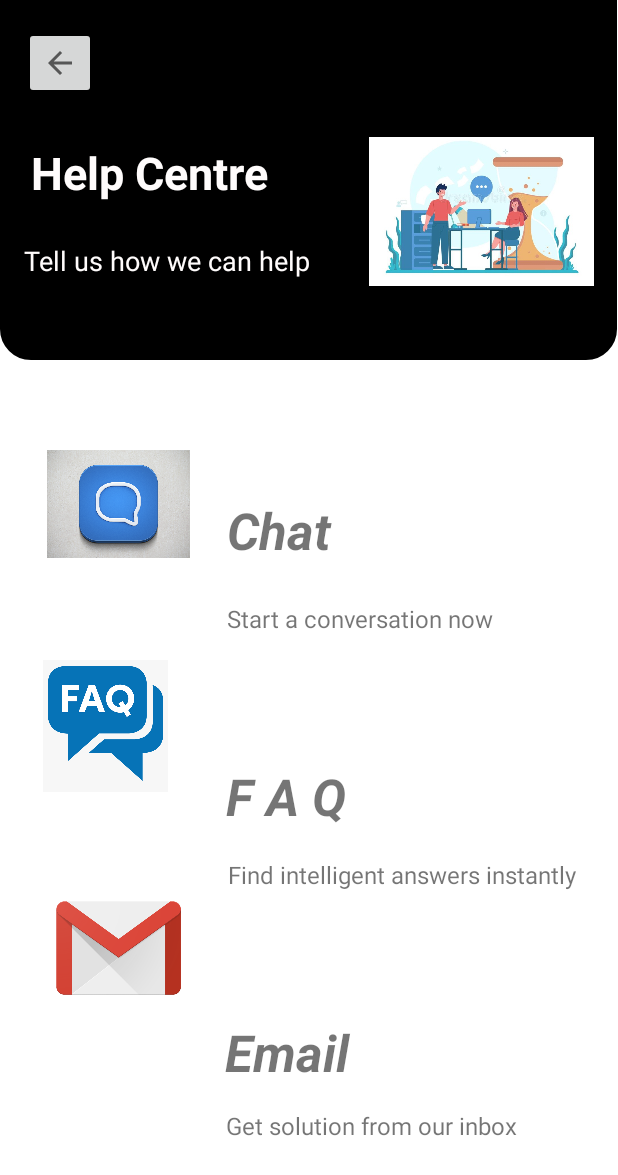
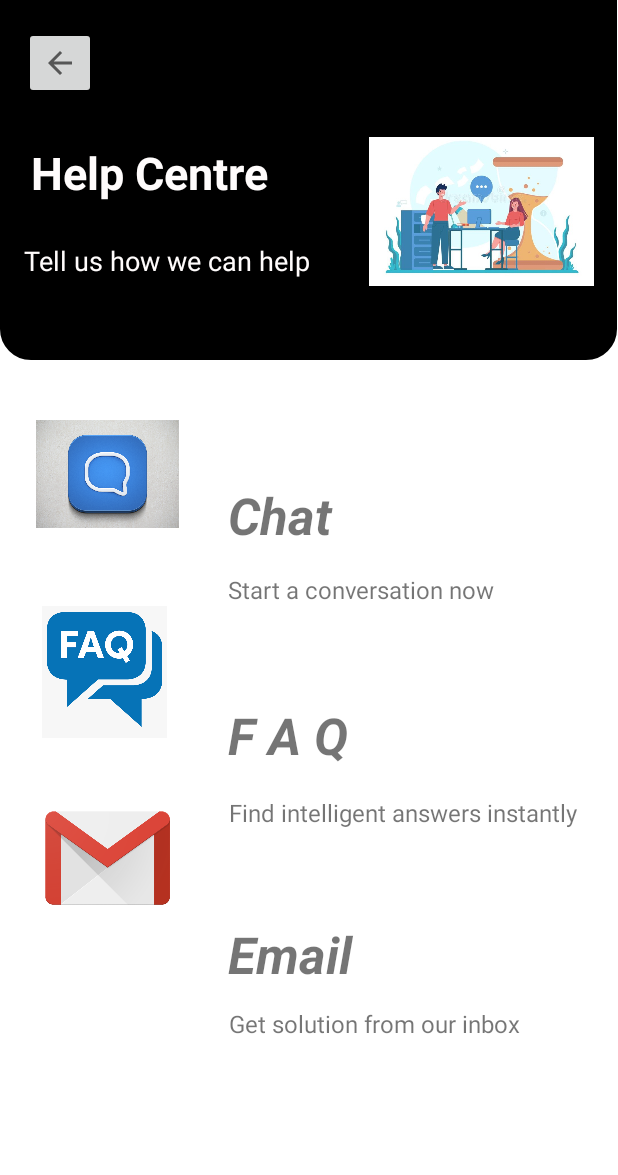
Before and after one commit to e-d-dyanfernando/PentaZen, an Android app: the layout activity_help.xml on its own in the app's theme, with its tools: preview values and no code run, on a phone screen of 412 x 824 dp. Shown: the top 1175 px of the screen. Run offline under Robolectric (Android 15) with nearby library versions, the phone set to English and light mode, and no system bars.

```diff
--- a/app/src/main/java/com/example/sign_master_v1/help.kt
+++ b/app/src/main/java/com/example/sign_master_v1/help.kt
@@ -9,7 +9,7 @@ import android.widget.ImageView
 class help : AppCompatActivity() {
     override fun onCreate(savedInstanceState: Bundle?) {
         super.onCreate(savedInstanceState)
-        setContentView(R.layout.activity_main)
+        setContentView(R.layout.activity_help)
 
         val chat_whatsapp = findViewById<ImageView>(R.id.chat_Img)
         val chat_faq = findViewById<ImageView>(R.id.faq_Img)
--- a/app/src/main/res/layout/activity_help.xml
+++ b/app/src/main/res/layout/activity_help.xml
@@ -90,43 +90,7 @@
         app:layout_constraintHorizontal_bias="0.512"
         app:layout_constraintStart_toStartOf="parent"
         app:layout_constraintTop_toTopOf="@+id/view_u"
-        app:layout_constraintVertical_bias="0.456" />
-
-    <ImageView
-        android:id="@+id/chat_Img"
-        android:layout_width="95dp"
-        android:layout_height="88dp"
-        android:layout_marginTop="292dp"
-        android:contentDescription="@string/chatimg"
-        app:layout_constraintEnd_toEndOf="parent"
-        app:layout_constraintHorizontal_bias="0.099"
-        app:layout_constraintStart_toStartOf="parent"
-        app:layout_constraintTop_toTopOf="parent"
-        app:srcCompat="@drawable/chat" />
-
-    <ImageView
-        android:id="@+id/faq_Img"
-        android:layout_width="95dp"
-        android:layout_height="88dp"
-        android:layout_marginTop="440dp"
-        android:contentDescription="@string/faqimg"
-        app:layout_constraintEnd_toEndOf="parent"
-        app:layout_constraintHorizontal_bias="0.072"
-        app:layout_constraintStart_toStartOf="parent"
-        app:layout_constraintTop_toTopOf="parent"
-        app:srcCompat="@drawable/faq" />
-
-    <ImageView
-        android:id="@+id/email_Img"
-        android:layout_width="95dp"
-        android:layout_height="88dp"
-        android:layout_marginTop="588dp"
-        android:contentDescription="@string/emailimg"
-        app:layout_constraintEnd_toEndOf="parent"
-        app:layout_constraintHorizontal_bias="0.098"
-        app:layout_constraintStart_toStartOf="parent"
-        app:layout_constraintTop_toTopOf="parent"
-        app:srcCompat="@drawable/email" />
+        app:layout_constraintVertical_bias="0.429" />
 
     <TextView
         android:id="@+id/text_chat"
@@ -137,10 +101,71 @@
         android:textStyle="bold|italic"
         app:layout_constraintBottom_toBottomOf="parent"
         app:layout_constraintEnd_toEndOf="parent"
-        app:layout_constraintHorizontal_bias="0.449"
+        app:layout_constraintHorizontal_bias="0.452"
         app:layout_constraintStart_toStartOf="parent"
         app:layout_constraintTop_toTopOf="parent"
-        app:layout_constraintVertical_bias="0.426" />
+        app:layout_constraintVertical_bias="0.413" />
+
+    <TextView
+        android:id="@+id/text_chat_1"
+        android:layout_width="wrap_content"
+        android:layout_height="wrap_content"
+        android:text="@string/start_a_conversation_now"
+        android:textSize="16sp"
+        app:layout_constraintBottom_toBottomOf="parent"
+        app:layout_constraintEnd_toEndOf="parent"
+        app:layout_constraintHorizontal_bias="0.649"
+        app:layout_constraintStart_toStartOf="parent"
+        app:layout_constraintTop_toTopOf="parent"
+        app:layout_constraintVertical_bias="0.476" />
+
+    <ImageView
+        android:id="@+id/chat_Img"
+        android:layout_width="95dp"
+        android:layout_height="88dp"
+        android:layout_marginTop="272dp"
+        android:contentDescription="@string/chatimg"
+        app:layout_constraintEnd_toEndOf="parent"
+        app:layout_constraintHorizontal_bias="0.075"
+        app:layout_constraintStart_toStartOf="parent"
+        app:layout_constraintTop_toTopOf="parent"
+        app:srcCompat="@drawable/chat" />
+
+    <TextView
+        android:id="@+id/tv2"
+        android:layout_width="372dp"
+        android:layout_height="111dp"
+        app:layout_constraintBottom_toBottomOf="parent"
+        app:layout_constraintEnd_toEndOf="parent"
+        app:layout_constraintHorizontal_bias="0.487"
+        app:layout_constraintStart_toStartOf="parent"
+        app:layout_constraintTop_toTopOf="parent"
+        app:layout_constraintVertical_bias="0.637" />
+
+    <ImageView
+        android:id="@+id/faq_Img"
+        android:layout_width="95dp"
+        android:layout_height="88dp"
+        android:layout_marginTop="404dp"
+        android:contentDescription="@string/faqimg"
+        app:layout_constraintEnd_toEndOf="parent"
+        app:layout_constraintHorizontal_bias="0.069"
+        app:layout_constraintStart_toStartOf="parent"
+        app:layout_constraintTop_toTopOf="parent"
+        app:srcCompat="@drawable/faq" />
+
+    <TextView
+        android:id="@+id/text_chat_3"
+        android:layout_width="wrap_content"
+        android:layout_height="wrap_content"
+        android:text="@string/find_intelligent_answers_instantly"
+        android:textSize="16sp"
+        app:layout_constraintBottom_toBottomOf="parent"
+        app:layout_constraintEnd_toEndOf="parent"
+        app:layout_constraintHorizontal_bias="0.849"
+        app:layout_constraintStart_toStartOf="parent"
+        app:layout_constraintTop_toTopOf="parent"
+        app:layout_constraintVertical_bias="0.662" />
 
     <TextView
         android:id="@+id/text_faq"
@@ -151,10 +176,20 @@
         android:textStyle="bold|italic"
         app:layout_constraintBottom_toBottomOf="parent"
         app:layout_constraintEnd_toEndOf="parent"
-        app:layout_constraintHorizontal_bias="0.482"
+        app:layout_constraintHorizontal_bias="0.488"
         app:layout_constraintStart_toStartOf="parent"
         app:layout_constraintTop_toTopOf="parent"
-        app:layout_constraintVertical_bias="0.656" />
+        app:layout_constraintVertical_bias="0.604" />
+
+    <TextView
+        android:id="@+id/textview3"
+        android:layout_width="372dp"
+        android:layout_height="111dp"
+        android:layout_marginEnd="20dp"
+        app:layout_constraintBottom_toBottomOf="parent"
+        app:layout_constraintEnd_toEndOf="parent"
+        app:layout_constraintTop_toTopOf="parent"
+        app:layout_constraintVertical_bias="0.843" />
 
     <TextView
         android:id="@+id/text_mail"
@@ -165,10 +200,10 @@
         android:textStyle="bold|italic"
         app:layout_constraintBottom_toBottomOf="parent"
         app:layout_constraintEnd_toEndOf="parent"
-        app:layout_constraintHorizontal_bias="0.513"
+        app:layout_constraintHorizontal_bias="0.52"
         app:layout_constraintStart_toStartOf="parent"
         app:layout_constraintTop_toTopOf="parent"
-        app:layout_constraintVertical_bias="0.872" />
+        app:layout_constraintVertical_bias="0.788" />
 
     <TextView
         android:id="@+id/text_chat_2"
@@ -178,59 +213,22 @@
         android:textSize="16sp"
         app:layout_constraintBottom_toBottomOf="parent"
         app:layout_constraintEnd_toEndOf="parent"
-        app:layout_constraintHorizontal_bias="0.691"
+        app:layout_constraintHorizontal_bias="0.7"
         app:layout_constraintStart_toStartOf="parent"
         app:layout_constraintTop_toTopOf="parent"
-        app:layout_constraintVertical_bias="0.922" />
+        app:layout_constraintVertical_bias="0.837" />
 
-    <TextView
-        android:id="@+id/text_chat_1"
-        android:layout_width="wrap_content"
-        android:layout_height="wrap_content"
-        android:text="@string/start_a_conversation_now"
-        android:textSize="16sp"
-        app:layout_constraintBottom_toBottomOf="parent"
+    <ImageView
+        android:id="@+id/email_Img"
+        android:layout_width="95dp"
+        android:layout_height="88dp"
+        android:layout_marginTop="528dp"
+        android:contentDescription="@string/emailimg"
         app:layout_constraintEnd_toEndOf="parent"
-        app:layout_constraintHorizontal_bias="0.646"
-        app:layout_constraintStart_toStartOf="parent"
-        app:layout_constraintTop_toTopOf="parent" />
-
-    <TextView
-        android:id="@+id/text_chat_3"
-        android:layout_width="wrap_content"
-        android:layout_height="wrap_content"
-        android:text="@string/find_intelligent_answers_instantly"
-        android:textSize="16sp"
-        app:layout_constraintBottom_toBottomOf="parent"
-        app:layout_constraintEnd_toEndOf="parent"
-        app:layout_constraintHorizontal_bias="0.843"
+        app:layout_constraintHorizontal_bias="0.075"
         app:layout_constraintStart_toStartOf="parent"
         app:layout_constraintTop_toTopOf="parent"
-        app:layout_constraintVertical_bias="0.713" />
-
-    <TextView
-        android:id="@+id/tv2"
-        android:layout_width="372dp"
-        android:layout_height="111dp"
-        app:layout_constraintBottom_toBottomOf="parent"
-        app:layout_constraintEnd_toEndOf="parent"
-        app:layout_constraintHorizontal_bias="0.487"
-        app:layout_constraintStart_toStartOf="parent"
-        app:layout_constraintTop_toTopOf="parent"
-        app:layout_constraintVertical_bias="0.698" />
-
-    <TextView
-        android:id="@+id/textview3"
-        android:layout_width="372dp"
-        android:layout_height="111dp"
-        android:layout_marginEnd="16dp"
-        app:layout_constraintBottom_toBottomOf="parent"
-        app:layout_constraintEnd_toEndOf="parent"
-        app:layout_constraintTop_toTopOf="parent"
-        app:layout_constraintVertical_bias="0.927" />
-
-
-
+        app:srcCompat="@drawable/email" />
 
 
 </androidx.constraintlayout.widget.ConstraintLayout>
```
Also changed, not shown: app/src/main/java/com/example/sign_master_v1/image_upload.kt (+29 -0 lines), app/src/main/res/layout/activity_image_upload.xml (+17 -3 lines).
